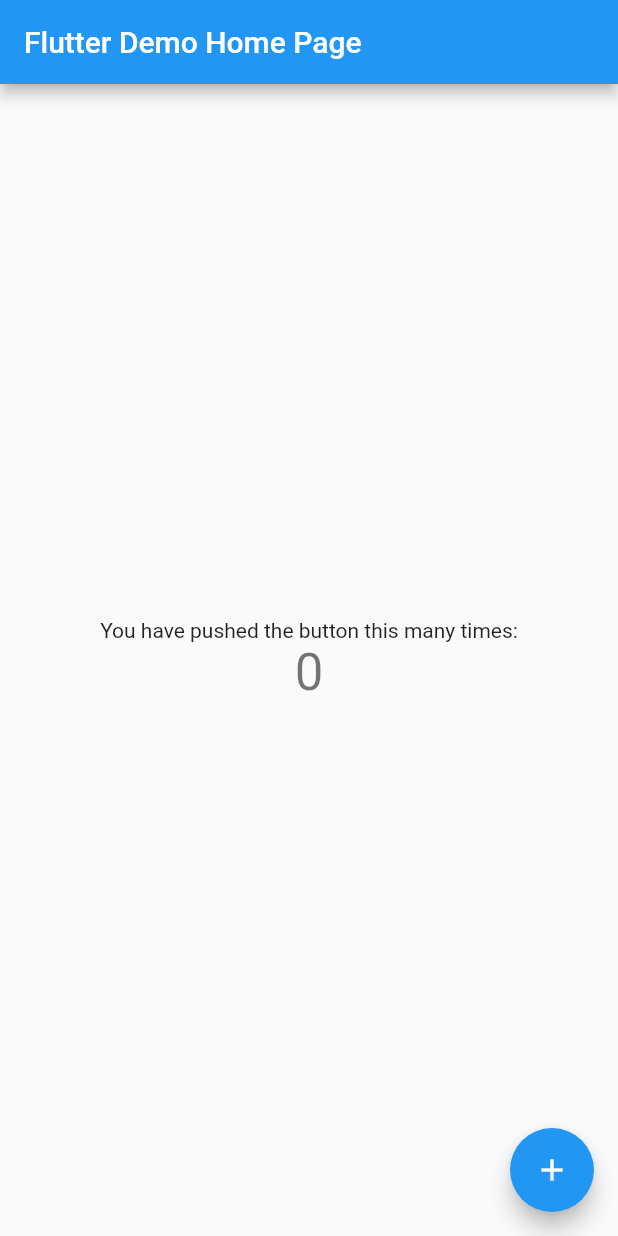
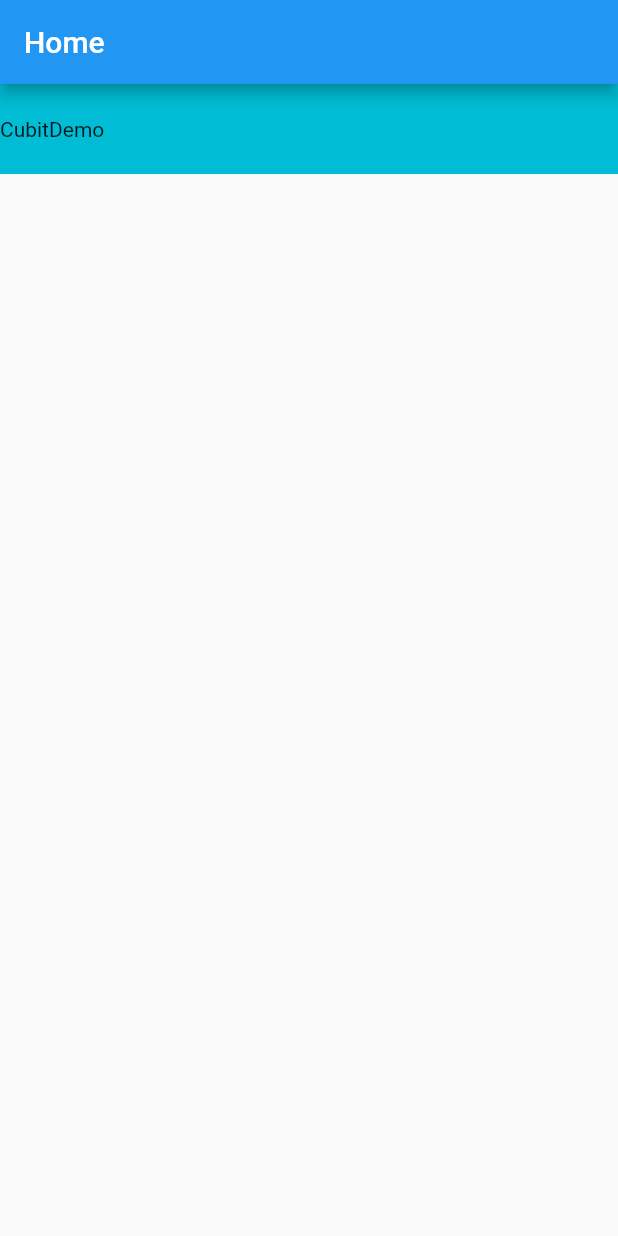
Before and after one commit to SPOTEC-LTD/template-app, a Flutter app: the screen it shows after launch, on a phone screen of 412 x 824 dp. Run offline on Flutter 3.47's test engine with Material 2 defaults, Android fonts, the phone set to English and light mode, and no system bars; our stand-ins replace bloc, flutter_bloc, flutter_easyrefresh.

Commit message:
创建Cubit、Bloc文件夹

```diff
--- a/lib/main.dart
+++ b/lib/main.dart
@@ -1,113 +1,20 @@
 import 'package:flutter/material.dart';
+
+import 'module/home/view/home_page.dart';
 
 void main() {
   runApp(MyApp());
 }
 
 class MyApp extends StatelessWidget {
-  // This widget is the root of your application.
   @override
   Widget build(BuildContext context) {
     return MaterialApp(
       title: 'Flutter Demo',
       theme: ThemeData(
-        // This is the theme of your application.
-        //
-        // Try running your application with "flutter run". You'll see the
-        // application has a blue toolbar. Then, without quitting the app, try
-        // changing the primarySwatch below to Colors.green and then invoke
-        // "hot reload" (press "r" in the console where you ran "flutter run",
-        // or simply save your changes to "hot reload" in a Flutter IDE).
-        // Notice that the counter didn't reset back to zero; the application
-        // is not restarted.
         primarySwatch: Colors.blue,
       ),
-      home: MyHomePage(title: 'Flutter Demo Home Page'),
+      home: HomePage(),
     );
   }
 }
-
-class MyHomePage extends StatefulWidget {
-  MyHomePage({Key? key, required this.title}) : super(key: key);
-
-  // This widget is the home page of your application. It is stateful, meaning
-  // that it has a State object (defined below) that contains fields that affect
-  // how it looks.
-
-  // This class is the configuration for the state. It holds the values (in this
-  // case the title) provided by the parent (in this case the App widget) and
-  // used by the build method of the State. Fields in a Widget subclass are
-  // always marked "final".
-
-  final String title;
-
-  @override
-  _MyHomePageState createState() => _MyHomePageState();
-}
-
-class _MyHomePageState extends State<MyHomePage> {
-  int _counter = 0;
-
-  void _incrementCounter() {
-    setState(() {
-      // This call to setState tells the Flutter framework that something has
-      // changed in this State, which causes it to rerun the build method below
-      // so that the display can reflect the updated values. If we changed
-      // _counter without calling setState(), then the build method would not be
-      // called again, and so nothing would appear to happen.
-      _counter++;
-    });
-  }
-
-  @override
-  Widget build(BuildContext context) {
-    // This method is rerun every time setState is called, for instance as done
-    // by the _incrementCounter method above.
-    //
-    // The Flutter framework has been optimized to make rerunning build methods
-    // fast, so that you can just rebuild anything that needs updating rather
-    // than having to individually change instances of widgets.
-    return Scaffold(
-      appBar: AppBar(
-        // Here we take the value from the MyHomePage object that was created by
-        // the App.build method, and use it to set our appbar title.
-        title: Text(widget.title),
-      ),
-      body: Center(
-        // Center is a layout widget. It takes a single child and positions it
-        // in the middle of the parent.
-        child: Column(
-          // Column is also a layout widget. It takes a list of children and
-          // arranges them vertically. By default, it sizes itself to fit its
-          // children horizontally, and tries to be as tall as its parent.
-          //
-          // Invoke "debug painting" (press "p" in the console, choose the
-          // "Toggle Debug Paint" action from the Flutter Inspector in Android
-          // Studio, or the "Toggle Debug Paint" command in Visual Studio Code)
-          // to see the wireframe for each widget.
-          //
-          // Column has various properties to control how it sizes itself and
-          // how it positions its children. Here we use mainAxisAlignment to
-          // center the children vertically; the main axis here is the vertical
-          // axis because Columns are vertical (the cross axis would be
-          // horizontal).
-          mainAxisAlignment: MainAxisAlignment.center,
-          children: <Widget>[
-            Text(
-              'You have pushed the button this many times:',
-            ),
-            Text(
-              '$_counter',
-              style: Theme.of(context).textTheme.headline4,
-            ),
-          ],
-        ),
-      ),
-      floatingActionButton: FloatingActionButton(
-        onPressed: _incrementCounter,
-        tooltip: 'Increment',
-        child: Icon(Icons.add),
-      ), // This trailing comma makes auto-formatting nicer for build methods.
-    );
-  }
-}
--- /dev/null
+++ b/lib/module/home/bloc/home_event.dart
@@ -0,0 +1,4 @@
+part of 'home_bloc.dart';
+
+@immutable
+abstract class HomeEvent {}
--- /dev/null
+++ b/lib/module/home/bloc/home_state.dart
@@ -0,0 +1,6 @@
+part of 'home_bloc.dart';
+
+@immutable
+abstract class HomeState {}
+
+class HomeInitial extends HomeState {}
--- /dev/null
+++ b/lib/module/home/view/home_page.dart
@@ -0,0 +1,55 @@
+import 'package:flutter/material.dart';
+import 'package:template/module/home/view/cubit_home_page.dart';
+
+class HomePage extends StatelessWidget {
+  const HomePage({Key? key}) : super(key: key);
+
+  @override
+  Widget build(BuildContext context) {
+    return Scaffold(
+      appBar: AppBar(
+        title: Text('Home'),
+      ),
+      body: ListView(
+        children: [
+          _ListItem(
+            title: 'CubitDemo',
+            onTap: () => _pushCubitPage(context),
+          ),
+        ],
+      ),
+    );
+  }
+
+  void _pushCubitPage(BuildContext context) {
+    Navigator.of(context).push(
+      MaterialPageRoute(builder: (context) {
+        return CubitHomePage();
+      }),
+    );
+  }
+}
+
+class _ListItem extends StatelessWidget {
+  final String title;
+  final VoidCallback onTap;
+
+  const _ListItem({
+    Key? key,
+    required this.title,
+    required this.onTap,
+  }) : super(key: key);
+
+  @override
+  Widget build(BuildContext context) {
+    return GestureDetector(
+      child: Container(
+        child: Text(title),
+        color: Colors.cyan,
+        height: 60,
+        alignment: Alignment.centerLeft,
+      ),
+      onTap: onTap,
+    );
+  }
+}
--- a/pubspec.yaml
+++ b/pubspec.yaml
@@ -28,6 +28,9 @@ dependencies:
   # The following adds the Cupertino Icons font to your application.
   # Use with the CupertinoIcons class for iOS style icons.
   cupertino_icons: ^1.0.2
+  dio: ^4.0.0
+  flutter_bloc: ^7.0.1
+  flutter_easyrefresh: ^2.2.1
 
 dev_dependencies:
   flutter_test:
```
Also changed, not shown: lib/module/home/bloc/home_bloc.dart (added, +18 -0 lines), lib/module/home/cubit/home_cubit.dart (added, +17 -0 lines), lib/module/home/cubit/home_state.dart (added, +15 -0 lines), lib/module/home/model/post.dart (added, +11 -0 lines), lib/module/home/view/cubit_home_page.dart (added, +57 -0 lines), lib/widgets/refresher/normal_refresh_footer.dart (added, +23 -0 lines), lib/widgets/refresher/normal_refresh_header.dart (added, +18 -0 lines), lib/widgets/refresher/refresher.dart (added, +65 -0 lines), pubspec.lock.
